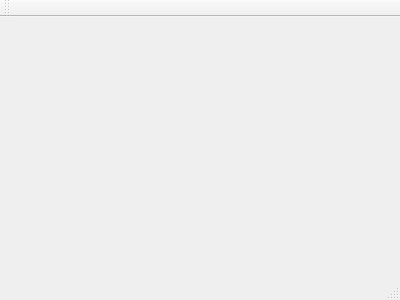
The window that Client/mainwindow.ui (shavitborisov/MagShare) describes before a commit, drawn with Qt 5.
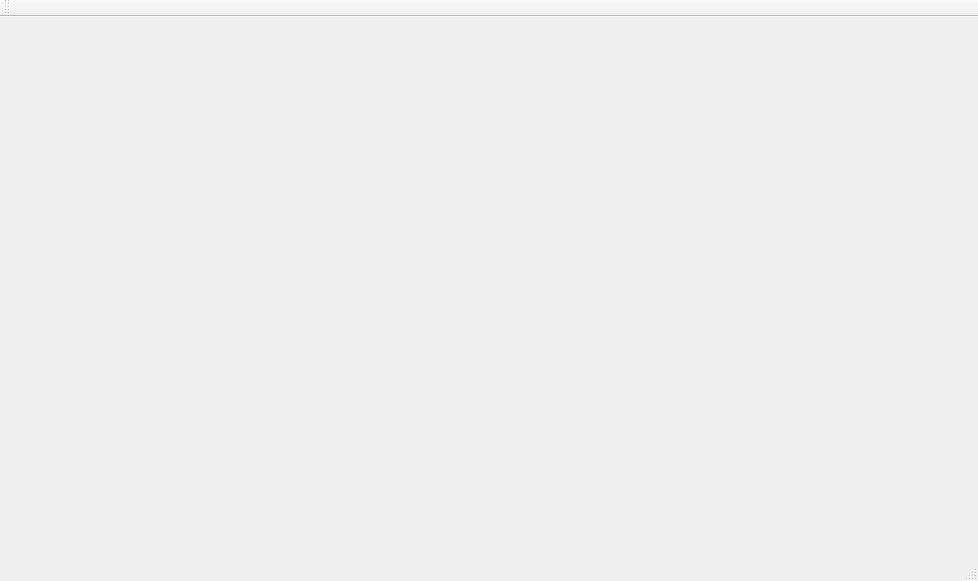
The same window after the commit.

Diff of the .ui file:
```diff
--- a/Client/mainwindow.ui
+++ b/Client/mainwindow.ui
@@ -6,8 +6,8 @@
    <rect>
     <x>0</x>
     <y>0</y>
-    <width>400</width>
-    <height>300</height>
+    <width>978</width>
+    <height>581</height>
    </rect>
   </property>
   <property name="windowTitle">
```
Left out of the diff: 2 changed lines with no effect on the pictures.
